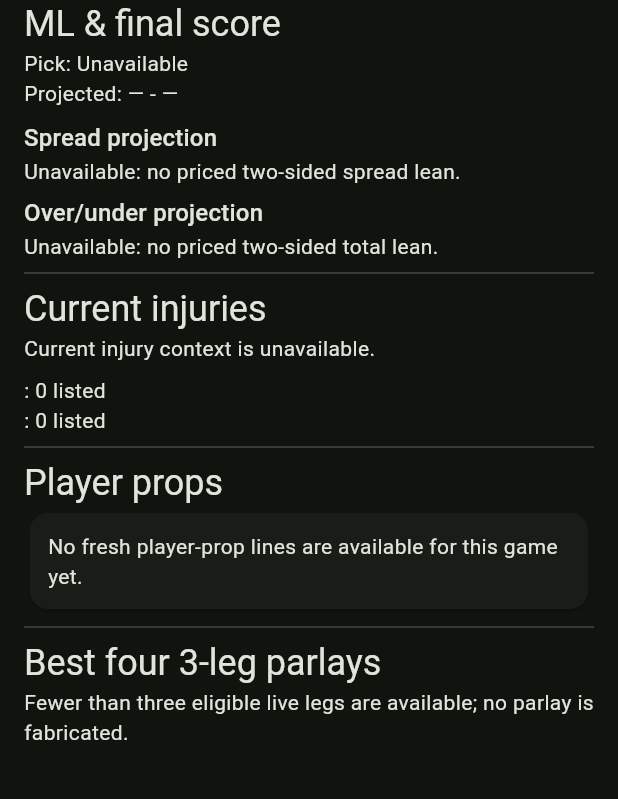
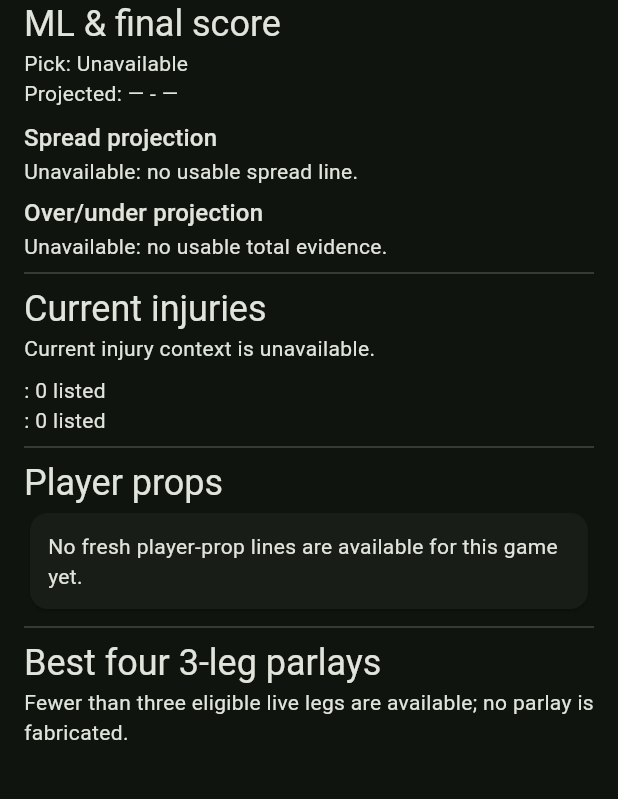
Before and after one commit to filthycashout/betp-app-, a Flutter app: the GameDetailScreen screen opened directly with empty values, on a phone screen of 412 x 824 dp, the part 198-997 px from its top. Run offline on Flutter 3.47's test engine with Material 3 defaults, Android fonts, the phone set to English and light mode, and no system bars; our stand-ins replace shared_preferences; accounts and stored records are empty; network calls fail.

Commit message:
Show generated prediction source and status in game detail

```diff
--- a/lib/screens/game_detail.dart
+++ b/lib/screens/game_detail.dart
@@ -73,10 +73,13 @@ class _GameDetailScreenState extends State<GameDetailScreen> {
     final parl = List<dynamic>.from(parlays?['parlays'] ?? []);
     final marketPredictions =
         Map<String, dynamic>.from(d['market_predictions'] ?? {});
+    final moneylinePrediction =
+        Map<String, dynamic>.from(marketPredictions['moneyline'] ?? {});
     final spreadPrediction =
         Map<String, dynamic>.from(marketPredictions['spread'] ?? {});
     final totalPrediction =
         Map<String, dynamic>.from(marketPredictions['total'] ?? {});
+    final predictionStatus = d['prediction_status']?.toString();
     final injuryReport = Map<String, dynamic>.from(d['injury_report'] ?? {});
     final homeInjuries = Map<String, dynamic>.from(injuryReport['home'] ?? {});
     final awayInjuries = Map<String, dynamic>.from(injuryReport['away'] ?? {});
@@ -94,7 +97,21 @@ class _GameDetailScreenState extends State<GameDetailScreen> {
             if (err != null)
               Text(err!, style: const TextStyle(color: Colors.red)),
             Text('ML & final score', style: Theme.of(c).textTheme.headlineSmall),
+            if (predictionStatus != null)
+              Text('Prediction status: $predictionStatus'),
             Text('Pick: ${score['pick'] ?? 'Unavailable'}'),
+            if (moneylinePrediction['home_win_probability'] is num)
+              Text(
+                'Home win estimate: '
+                '${((moneylinePrediction['home_win_probability'] as num) * 100).toStringAsFixed(1)}%',
+              ),
+            if ((moneylinePrediction['source'] ??
+                    moneylinePrediction['probability_source']) !=
+                null)
+              Text(
+                'Source: '
+                '${(moneylinePrediction['source'] ?? moneylinePrediction['probability_source']).toString().replaceAll('_', ' ')}',
+              ),
             Text(
               'Projected: ${score['away'] ?? '—'} - ${score['home'] ?? '—'}',
             ),
@@ -108,19 +125,21 @@ class _GameDetailScreenState extends State<GameDetailScreen> {
             Text('Spread projection', style: Theme.of(c).textTheme.titleMedium),
             Text(
               spreadPrediction['pick'] == null
-                  ? 'Unavailable: no priced two-sided spread lean.'
+                  ? 'Unavailable: no usable spread line.'
                   : '${spreadPrediction['pick']} '
-                      '${spreadPrediction['line'] ?? '—'} • '
-                      '${spreadPrediction['probability'] is num ? ((spreadPrediction['probability'] as num) * 100).toStringAsFixed(1) : '—'}%',
+                      '${spreadPrediction['line'] ?? '—'}'
+                      '${spreadPrediction['probability'] is num ? ' • ${((spreadPrediction['probability'] as num) * 100).toStringAsFixed(1)}%' : ' • generated from score projection vs line'}',
             ),
             const SizedBox(height: 6),
             Text('Over/under projection', style: Theme.of(c).textTheme.titleMedium),
             Text(
               totalPrediction['pick'] == null
-                  ? 'Unavailable: no priced two-sided total lean.'
+                  ? totalPrediction['projected_total'] is num
+                      ? 'Projected total: ${totalPrediction['projected_total']}'
+                      : 'Unavailable: no usable total evidence.'
                   : '${totalPrediction['pick']} '
-                      '${totalPrediction['line'] ?? '—'} • '
-                      '${totalPrediction['probability'] is num ? ((totalPrediction['probability'] as num) * 100).toStringAsFixed(1) : '—'}%',
+                      '${totalPrediction['line'] ?? '—'}'
+                      '${totalPrediction['probability'] is num ? ' • ${((totalPrediction['probability'] as num) * 100).toStringAsFixed(1)}%' : ' • projected total ${totalPrediction['projected_total'] ?? '—'}'}',
             ),
             const Divider(),
             Text('Current injuries', style: Theme.of(c).textTheme.headlineSmall),
```
